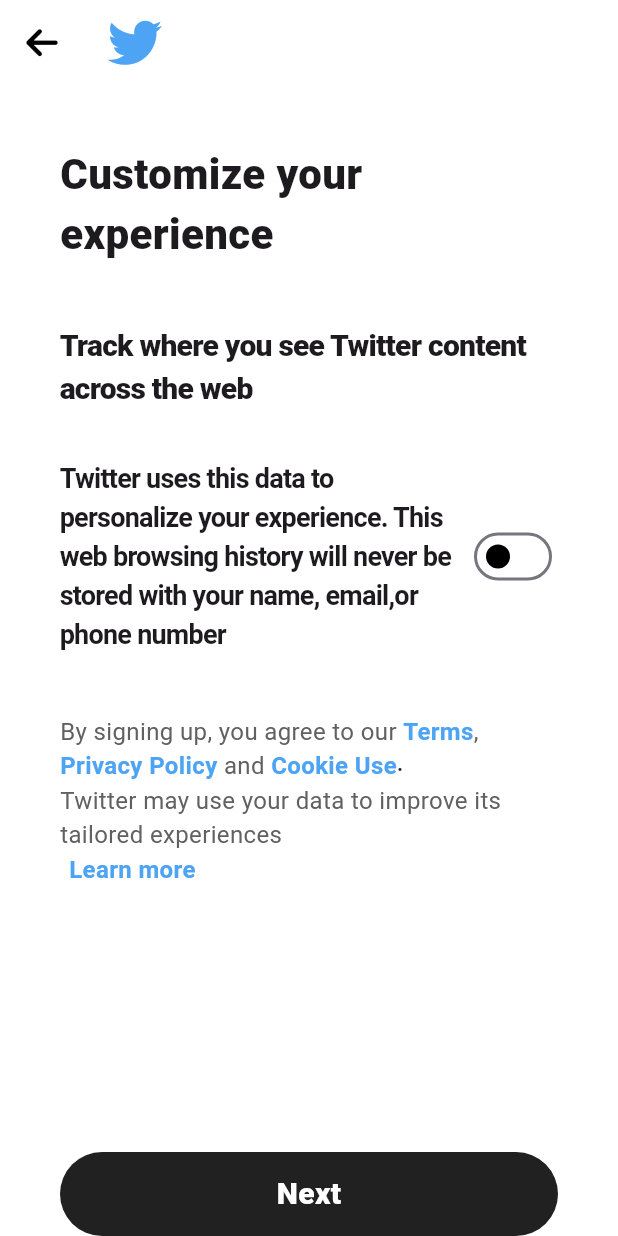
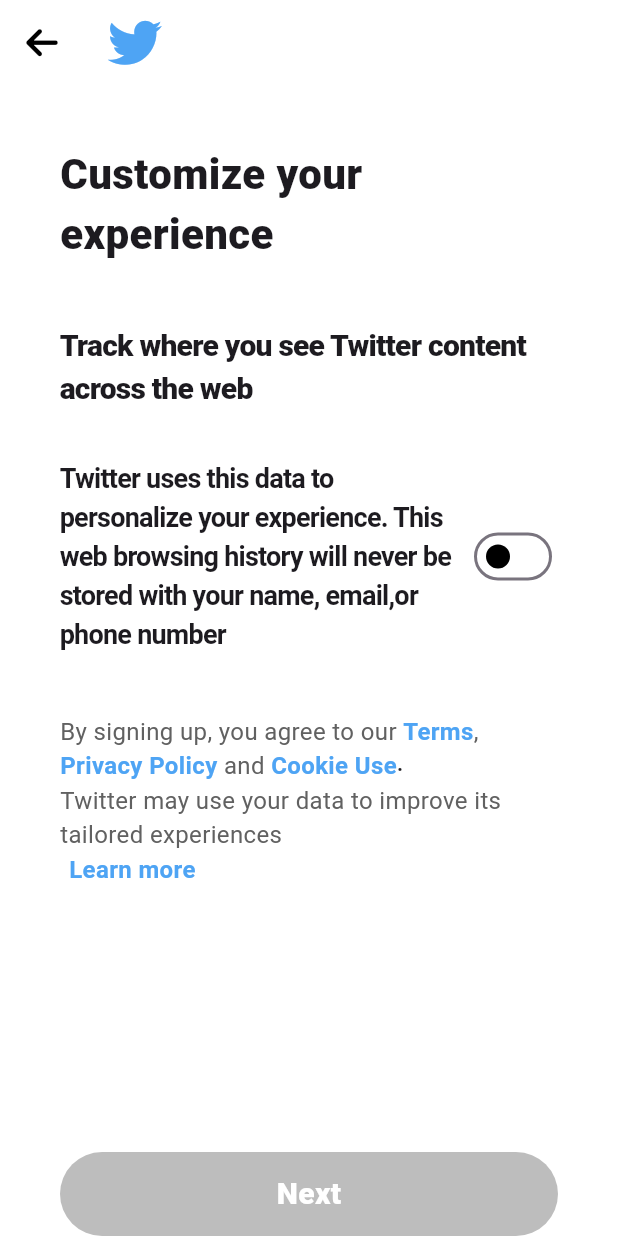
Before and after one commit to hansejun/flutter-practice-1, a Flutter app: the CustomizeExperienceScreen screen opened directly with empty values, on a phone screen of 412 x 824 dp. Run offline on Flutter 3.47's test engine with Material 3 defaults, Android fonts, the phone set to English and light mode, and no system bars; our stand-ins replace font_awesome_flutter, shared_preferences; accounts and stored records are empty.

Commit message:
Update button.dart

```diff
--- a/assignment_3/lib/features/auth/widgets/button.dart
+++ b/assignment_3/lib/features/auth/widgets/button.dart
@@ -4,18 +4,25 @@ import 'package:flutter/material.dart';
 class Button extends StatelessWidget {
   final String text;
   final VoidCallback onTap;
-  const Button({super.key, required this.text, required this.onTap});
+  final Color? color;
+  final bool isDisabled;
+  const Button(
+      {super.key,
+      required this.text,
+      required this.onTap,
+      this.color,
+      this.isDisabled = false});
 
   @override
   Widget build(BuildContext context) {
     return GestureDetector(
-      onTap: onTap,
+      onTap: isDisabled ? null : onTap,
       child: Container(
         alignment: Alignment.center,
         height: Sizes.size56,
         width: double.infinity,
         decoration: BoxDecoration(
-          color: Colors.grey.shade900,
+          color: color ?? Colors.grey.shade900,
           borderRadius: BorderRadius.circular(100),
         ),
         child: Text(text,
```
